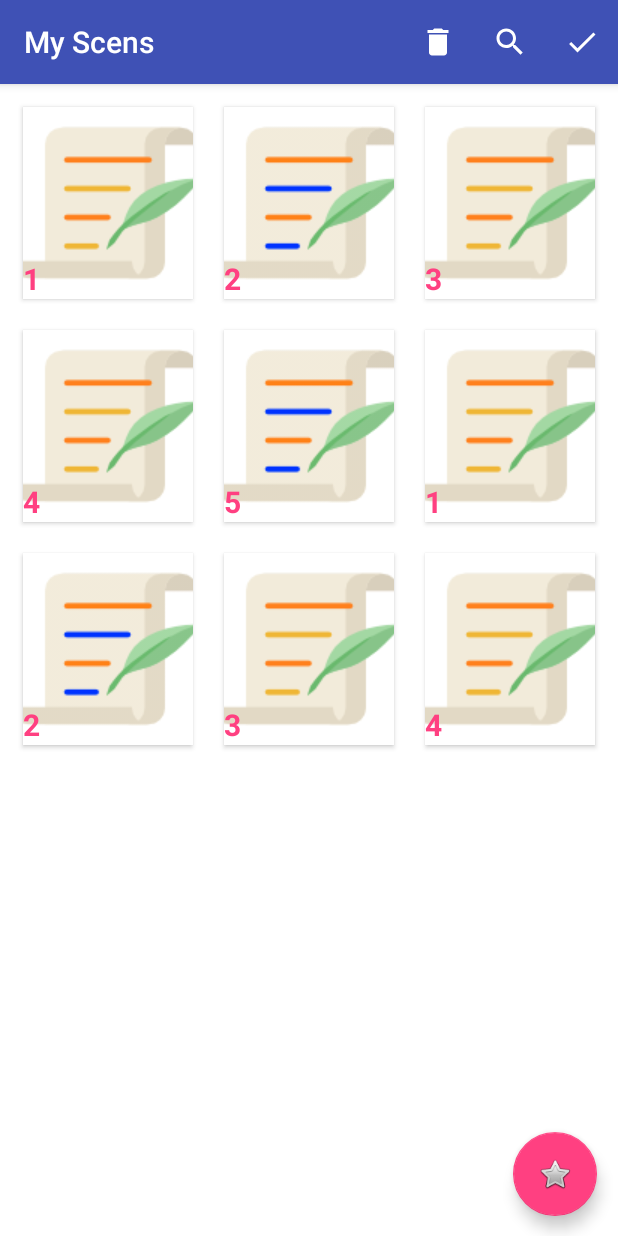
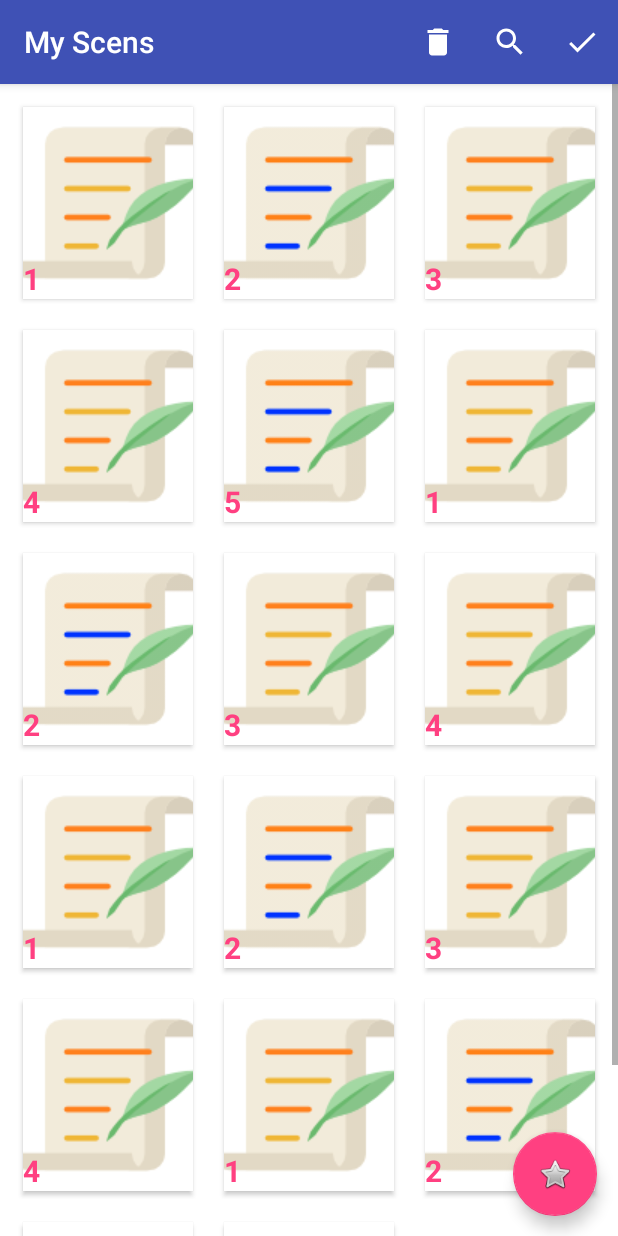
Before and after one commit to AliaaOthman95/Graduation-Project, an Android app: the SceneEngine screen opened directly, with no data from a screen before it, on a phone screen of 412 x 824 dp. Run offline under Robolectric (Android 15) with nearby library versions, the phone set to English and light mode, and no system bars.

Commit message:
scene_creator_menu

```diff
--- a/app/src/main/AndroidManifest.xml
+++ b/app/src/main/AndroidManifest.xml
@@ -24,6 +24,7 @@
             android:theme="@style/AppTheme.NoActionBar"></activity>
         <activity
             android:name=".controller.SceneCreator"
+            android:label="@string/title_Scene_Creator"
             android:parentActivityName=".view.SceneEngine" />
         <activity
             android:name=".view.SceneEngine"
--- a/app/src/main/java/eg/alexu/eng/mobdev/gradprojdemo/controller/factories/SceneFactory.java
+++ b/app/src/main/java/eg/alexu/eng/mobdev/gradprojdemo/controller/factories/SceneFactory.java
@@ -27,6 +27,14 @@ public class SceneFactory {
         sceneList.add(scene2);
         sceneList.add(scene3);
         sceneList.add(scene4);
+        sceneList.add(scene1);
+        sceneList.add(scene2);
+        sceneList.add(scene3);
+        sceneList.add(scene4);
+        sceneList.add(scene1);
+        sceneList.add(scene2);
+        sceneList.add(scene3);
+        sceneList.add(scene4);
 
         return sceneList;
     }
--- a/app/src/main/res/layout/activity_scene_engine.xml
+++ b/app/src/main/res/layout/activity_scene_engine.xml
@@ -12,15 +12,6 @@
         android:layout_width="match_parent"
         android:layout_height="0dp"
         android:theme="@style/AppTheme.AppBarOverlay">
-
-        <Button
-            android:layout_width="wrap_content"
-            android:layout_height="wrap_content"
-            android:layout_alignParentEnd="true"
-            android:layout_gravity="right|end"
-            android:layout_marginEnd="14dp"
-            android:text="check"
-           />
 
     <android.support.v7.widget.Toolbar
         android:id="@+id/toolbar"
--- a/app/src/main/res/values/strings.xml
+++ b/app/src/main/res/values/strings.xml
@@ -8,4 +8,6 @@
     <string name="save_story_text">save</string>
     <string name="search_scene_text">search</string>
     <string name="delete_scene_text">delete</string>
+
+    <string name="title_Scene_Creator"> Scene </string>
 </resources>
```
Also changed, not shown: app/src/main/java/eg/alexu/eng/mobdev/gradprojdemo/controller/SceneCreator.java (+11 -2 lines), app/src/main/res/layout/activity_scene_creator.xml (+14 -0 lines), app/src/main/res/menu/menu_scene_creator.xml (added, +16 -0 lines).
